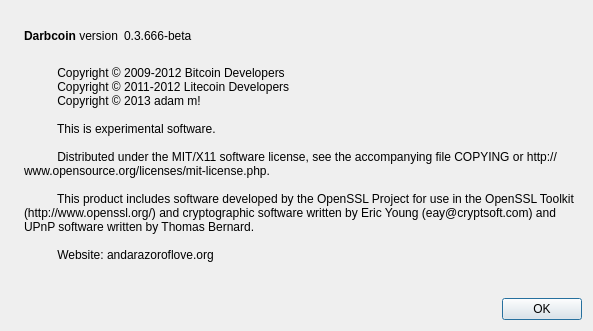
First picture: the form in src/qt/forms/aboutdialog.ui, repository darbcoin/darbcoin, before the edit.
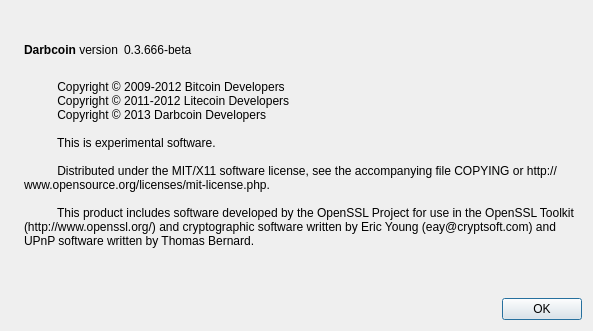
Second picture: the form after the edit. Icons and pictures are not drawn.

Diff of the .ui file:
```diff
--- a/src/qt/forms/aboutdialog.ui
+++ b/src/qt/forms/aboutdialog.ui
@@ -97,15 +97,13 @@
         <string>
           Copyright © 2009-2012 Bitcoin Developers
           Copyright © 2011-2012 Litecoin Developers
-          Copyright © 2013 adam m!
+          Copyright © 2013 Darbcoin Developers
 
           This is experimental software.
 
           Distributed under the MIT/X11 software license, see the accompanying file COPYING or http://www.opensource.org/licenses/mit-license.php.
 
           This product includes software developed by the OpenSSL Project for use in the OpenSSL Toolkit (http://www.openssl.org/) and cryptographic software written by Eric Young (eay@cryptsoft.com) and UPnP software written by Thomas Bernard.
-
-          Website: andarazoroflove.org
         </string>
        </property>
        <property name="wordWrap">
```
